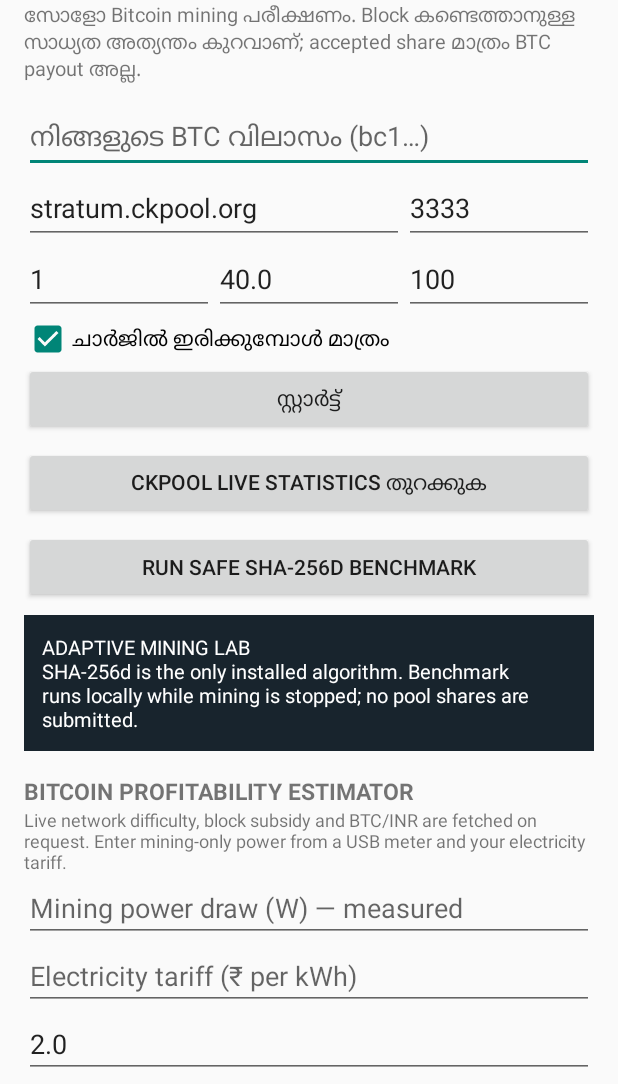
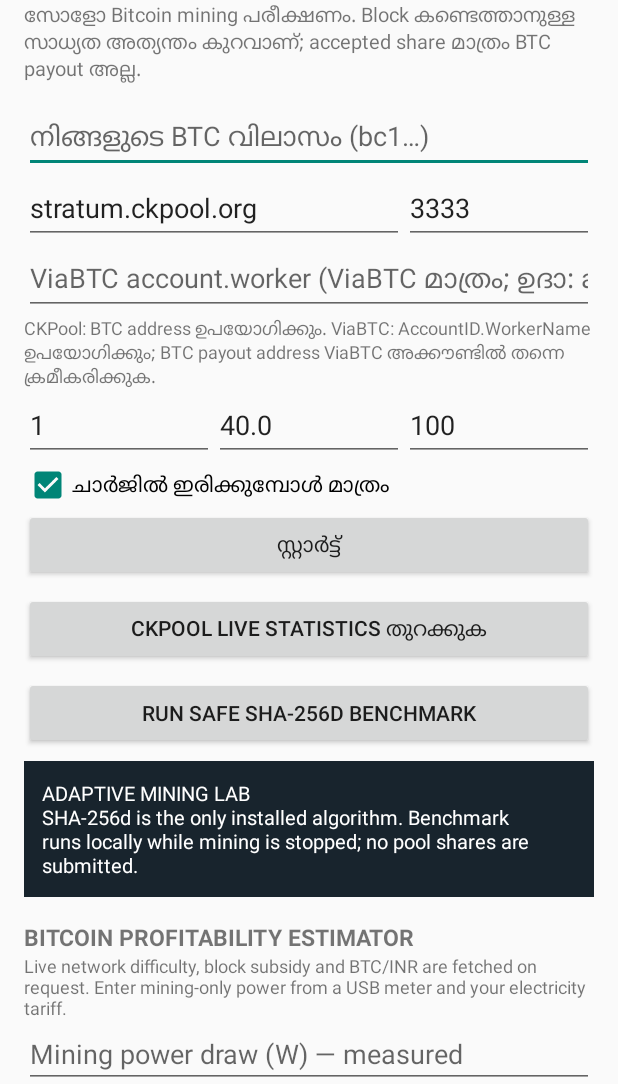
Before and after one commit to fayisaftha786/lottery-miner, an Android app: the screen it shows after launch (MainActivity), on a phone screen of 412 x 824 dp, the part 152-1236 px from its top. Run offline under Robolectric (Android 15) with nearby library versions, the phone set to English and light mode, and no system bars.

Commit message:
Add ViaBTC worker account input to mining UI

```diff
--- a/app/src/main/res/layout/activity_main.xml
+++ b/app/src/main/res/layout/activity_main.xml
@@ -56,6 +56,20 @@
                 android:inputType="number"
                 android:singleLine="true" />
         </LinearLayout>
+
+        <EditText
+            android:id="@+id/etPoolUser"
+            android:layout_width="match_parent"
+            android:layout_height="wrap_content"
+            android:hint="ViaBTC account.worker (ViaBTC മാത്രം; ഉദാ: account01.phone01)"
+            android:inputType="textNoSuggestions"
+            android:singleLine="true" />
+
+        <TextView
+            android:layout_width="match_parent"
+            android:layout_height="wrap_content"
+            android:text="CKPool: BTC address ഉപയോഗിക്കും. ViaBTC: AccountID.WorkerName ഉപയോഗിക്കും; BTC payout address ViaBTC അക്കൗണ്ടിൽ തന്നെ ക്രമീകരിക്കുക."
+            android:textSize="12sp" />
 
         <LinearLayout
             android:layout_width="match_parent"
```
